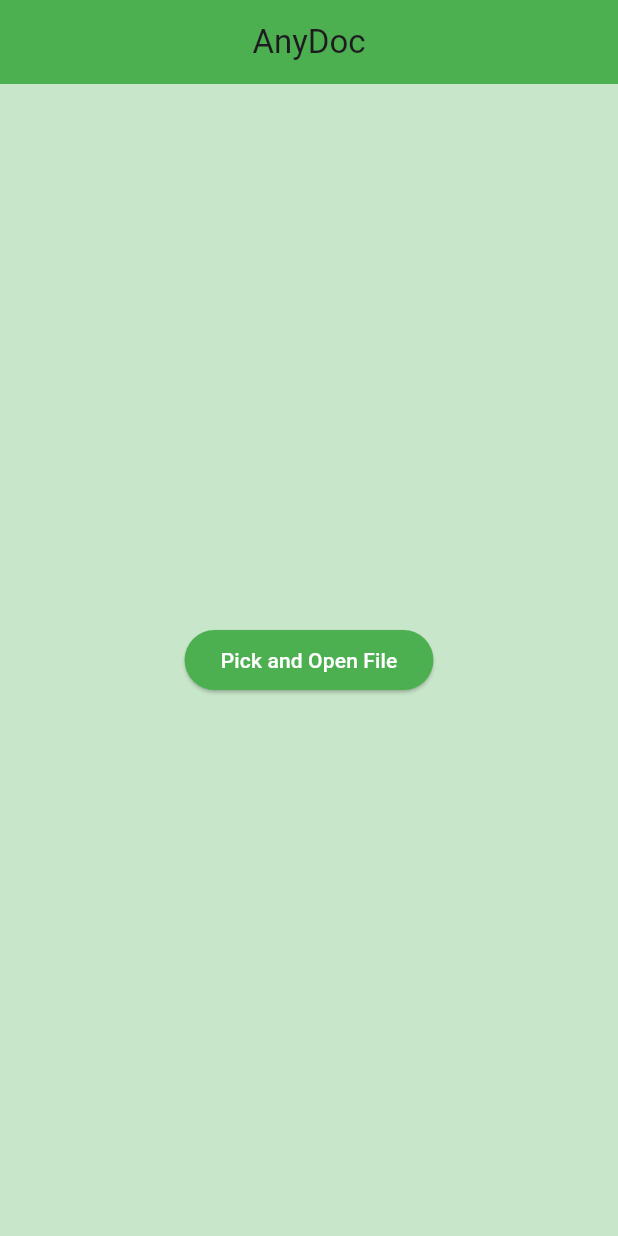
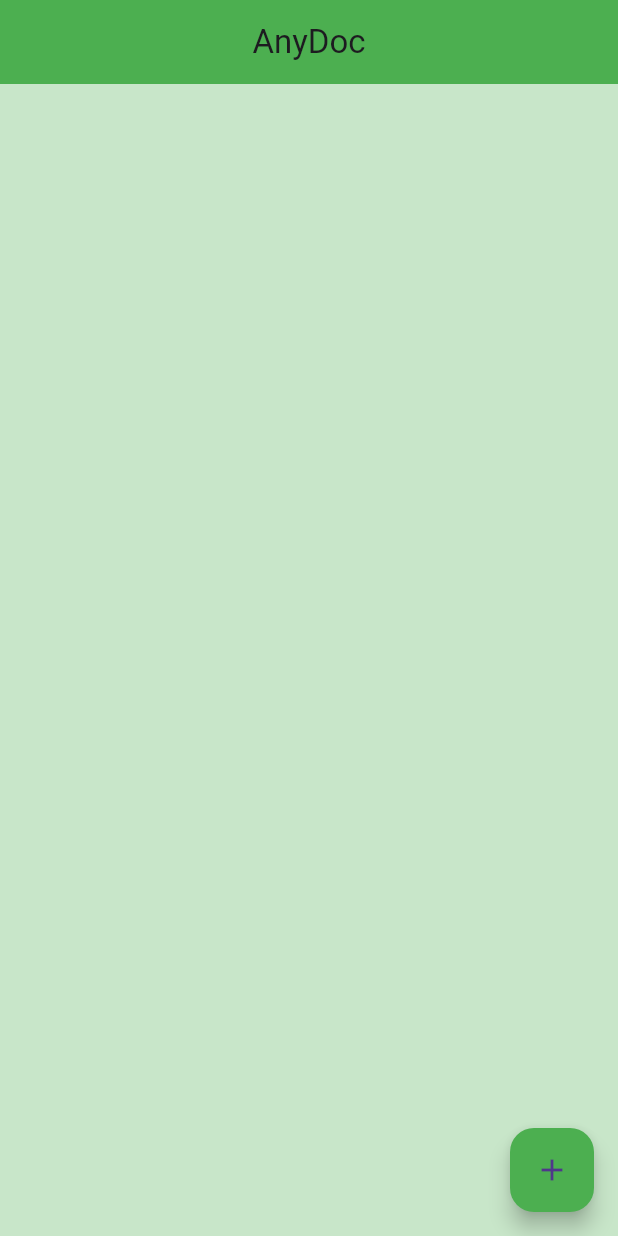
Before and after one commit to santoshvandari/AnyDoc, a Flutter app: the screen it shows after launch, on a phone screen of 412 x 824 dp. Run offline on Flutter 3.47's test engine with Material 3 defaults, Android fonts, the phone set to English and light mode, and no system bars; our stand-ins replace file_picker; missing offline and left inert: flutter_pdfview.

Commit message:
PDf Reader Completed

```diff
--- a/lib/main.dart
+++ b/lib/main.dart
@@ -50,17 +50,22 @@ class HomeScreen extends StatelessWidget {
         backgroundColor: Colors.green,
       ),
       backgroundColor: Colors.green[100],
-      body: Center(
-        child: ElevatedButton(
-          onPressed: () {
-            _pickFile(context);
-          },
-          child: const Text(
-            'Pick and Open File',
-            style: TextStyle(color: Colors.white),
-          ),
-          style: ElevatedButton.styleFrom(backgroundColor: Colors.green),
-        ),
+      // body: Center(
+      //   child: ElevatedButton(
+      //     onPressed: () {
+      //       _pickFile(context);
+      //     },
+      //     child: const Text(
+      //       'Pick and Open File',
+      //       style: TextStyle(color: Colors.white),
+      //     ),
+      //     style: ElevatedButton.styleFrom(backgroundColor: Colors.green),
+      //   ),
+      // ),
+      floatingActionButton: FloatingActionButton(
+        onPressed: () => _pickFile(context),
+        child: Icon(Icons.add),
+        backgroundColor: Colors.green,
       ),
     );
   }
```
